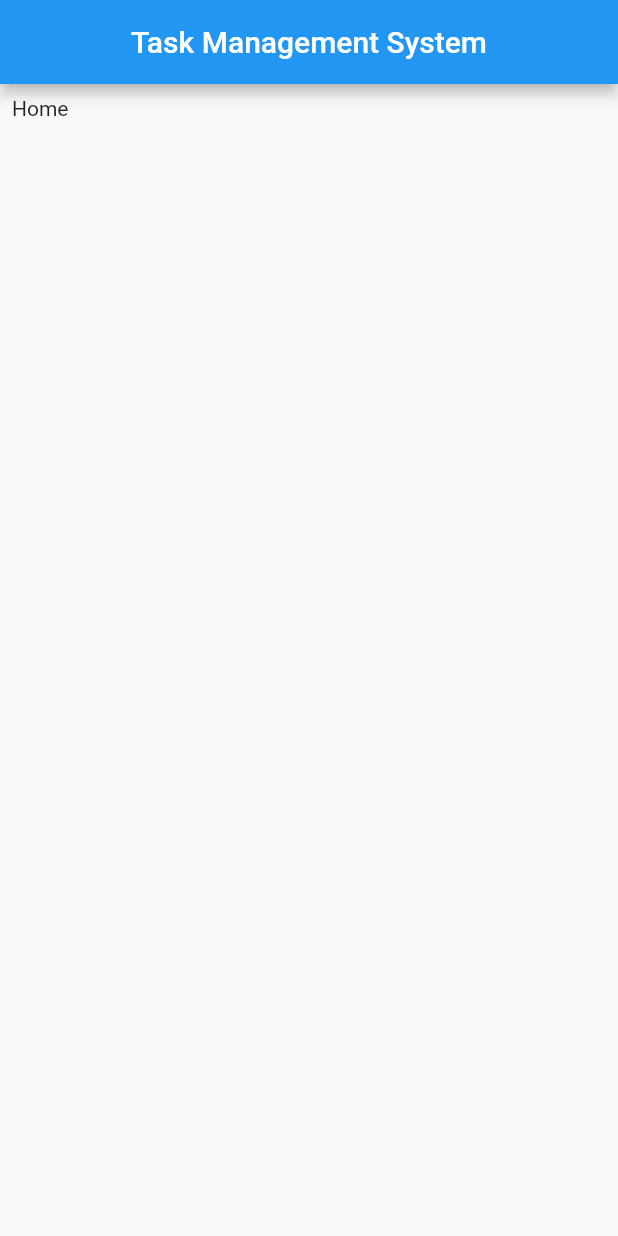
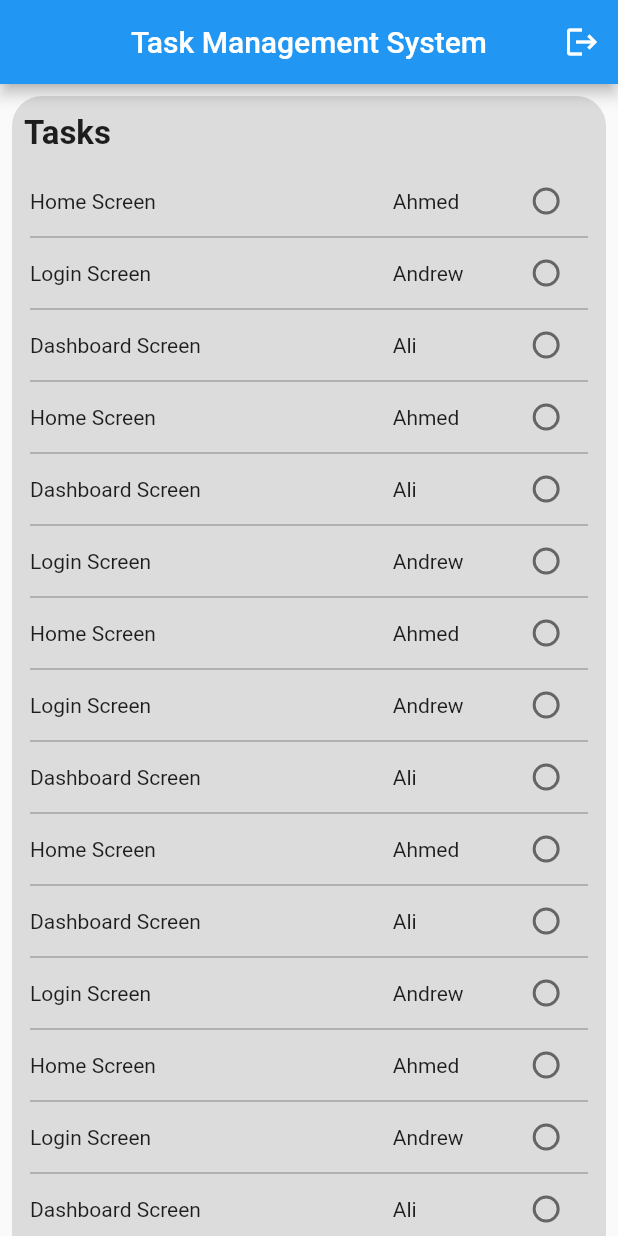
Before and after one commit to andrewmagdyanis/task_management, a Flutter app: the screen it shows once a user with an empty profile is signed in, on a phone screen of 412 x 824 dp. Run offline on Flutter 3.47's test engine with Material 2 defaults, Android fonts, the phone set to English and light mode, and no system bars; our stand-ins replace cloud_firestore, connectivity, firebase_auth, firebase_core, firebase_storage, flutter_svg; accounts and stored records are empty; project files that could hold a hidden picture were left out.

Commit message:
add dashboard screen

```diff
--- a/lib/Screens/home_screen.dart
+++ b/lib/Screens/home_screen.dart
@@ -1,22 +1,95 @@
+import 'package:firebase_auth/firebase_auth.dart';
 import 'package:flutter/cupertino.dart';
 import 'package:flutter/material.dart';
 
-class HomeScreen extends StatelessWidget {
+class HomeScreen extends StatefulWidget {
   const HomeScreen({Key? key}) : super(key: key);
 
   @override
+  _HomeScreenState createState() => _HomeScreenState();
+}
+
+class _HomeScreenState extends State<HomeScreen> {
+  List<bool> taskStates = List.generate(100, (i) => false);
+
+  List<Map<String, dynamic>> dashboardData = List.generate(
+      100,
+      (index) => {
+            'task': (index % 3 == 0)
+                ? 'Home Screen'
+                : (index % 2 == 0)
+                    ? 'Dashboard Screen'
+                    : 'Login Screen',
+            'name': (index % 3 == 0)
+                ? 'Ahmed'
+                : (index % 2 == 0)
+                    ? 'Ali'
+                    : 'Andrew',
+          });
+
+  @override
   Widget build(BuildContext context) {
+    List<TableRow> rows = List.generate(100, (index) {
+      return TableRow(children: [
+        Text(dashboardData[index]['task']),
+        Text(dashboardData[index]['name']),
+        Checkbox(
+          value: taskStates[index],
+          onChanged: (newStatus) {
+            setState(() {
+              taskStates[index] = newStatus!;
+            });
+          },
+          shape: CircleBorder()
+        ),
+      ]);
+    });
     return Scaffold(
       appBar: AppBar(
         title: Text('Task Management System'),
         centerTitle: true,
-      ),
+      actions: [IconButton(onPressed: (){
+        FirebaseAuth.instance.signOut();
+      }, icon: Icon(Icons.logout))],
+      )
+      ,
       body: SingleChildScrollView(
         child: Container(
-          margin: const EdgeInsets.all(4),
+          margin: const EdgeInsets.all(8),
           padding: const EdgeInsets.all(4.0),
+          decoration: BoxDecoration(
+            color: Colors.black12,
+            borderRadius: BorderRadius.circular(20),
+          ),
           child: Column(
-            children: [Text('Home')],
+            crossAxisAlignment: CrossAxisAlignment.start,
+            children: [
+              Padding(
+                padding: const EdgeInsets.only(left: 4.0, top: 8),
+                child: Text(
+                  'Tasks',
+                  style: TextStyle(
+                    fontSize: 22,
+                    fontWeight: FontWeight.bold,
+                  ),
+                ),
+              ),
+              Container(
+                margin: EdgeInsets.all(4),
+                padding: EdgeInsets.all(4),
+                child: Table(
+                    defaultVerticalAlignment: TableCellVerticalAlignment.middle,
+                    textBaseline: TextBaseline.ideographic,
+                    border: TableBorder(
+                        horizontalInside: BorderSide(color: Colors.black26)),
+                    columnWidths: {
+                      0: FractionColumnWidth(0.65),
+                      1: FractionColumnWidth(0.2),
+                      2: FractionColumnWidth(0.15)
+                    },
+                    children: rows),
+              ),
+            ],
           ),
         ),
       ),
```
